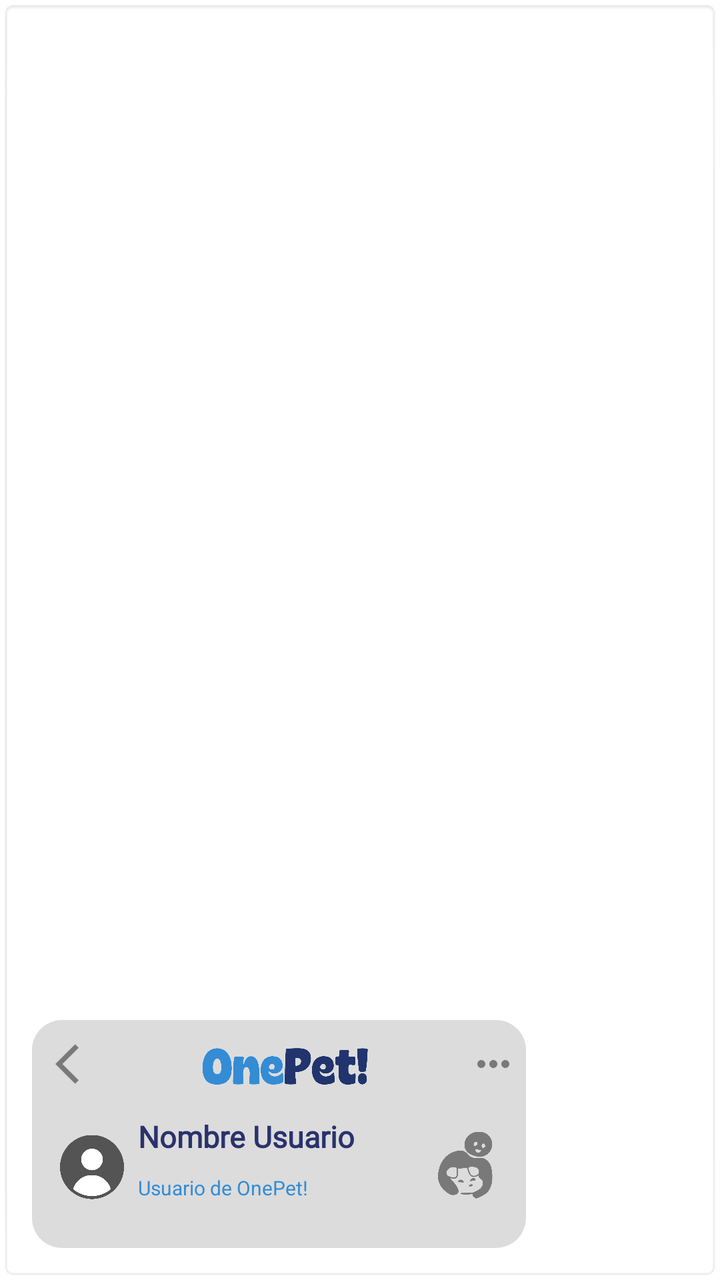
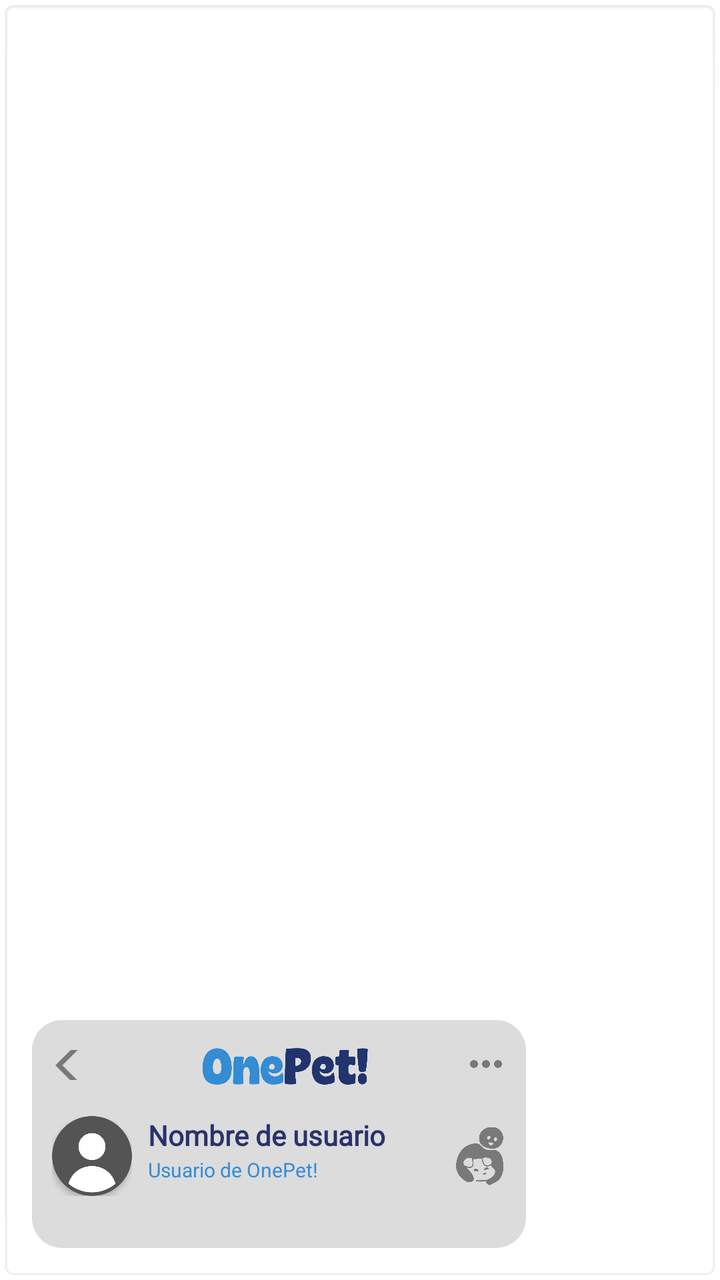

Before-and-after screenshots of an Android layout around one commit, followed by the original layout XML and the change that was made.
<!-- AndroidManifest.xml: application theme Theme.OnePetApp.NoActionBar -->
<!-- res/layout/nav_header_main.xml -->
<?xml version="1.0" encoding="utf-8"?>
<LinearLayout xmlns:android="http://schemas.android.com/apk/res/android"
    xmlns:app="http://schemas.android.com/apk/res-auto"
    xmlns:tools="http://schemas.android.com/tools"
    android:layout_width="match_parent"
    android:layout_height="200dp"
    android:background="@android:drawable/editbox_background"
    android:gravity="bottom"
    android:orientation="vertical"
    android:paddingLeft="@dimen/activity_horizontal_margin"
    android:paddingTop="@dimen/activity_vertical_margin"
    android:paddingRight="@dimen/activity_horizontal_margin"
    android:paddingBottom="@dimen/activity_vertical_margin"
    android:theme="@style/ThemeOverlay.AppCompat.Dark" >

    <LinearLayout
        android:layout_width="247dp"
        android:layout_height="114dp"
        android:background="@drawable/rectangulogris"
        android:orientation="vertical">

        <LinearLayout
            android:layout_width="match_parent"
            android:layout_height="48dp"
            android:backgroundTint="#B62E2E"
            android:orientation="vertical">

            <LinearLayout
                android:layout_width="match_parent"
                android:layout_height="match_parent"
                android:backgroundTint="#A64646"
                android:orientation="horizontal">

                <LinearLayout
                    android:layout_width="11dp"
                    android:layout_height="match_parent"
                    android:orientation="horizontal" />

                <LinearLayout
                    android:layout_width="25dp"
                    android:layout_height="match_parent"
                    android:orientation="horizontal" >

                    <ImageButton
                        android:id="@+id/btnCerrarDrawer"
                        android:layout_width="wrap_content"
                        android:layout_height="wrap_content"
                        android:layout_weight="1"
                        android:backgroundTint="#00FFFFFF"
                        android:tint="#797979"
                        app:srcCompat="@drawable/baseline_arrow_back_ios_24" />
                </LinearLayout>

                <LinearLayout
                    android:layout_width="183dp"
                    android:layout_height="match_parent"
                    android:orientation="horizontal">

                    <ImageView
                        android:id="@+id/imageView17"
                        android:layout_width="match_parent"
                        android:layout_height="wrap_content"
                        android:layout_weight="1"
                        app:srcCompat="@drawable/logoazul" />
                </LinearLayout>

                <LinearLayout
                    android:layout_width="23dp"
                    android:layout_height="match_parent"
                    android:orientation="horizontal" >

                    <ImageButton
                        android:id="@+id/imageButton5"
                        android:layout_width="wrap_content"
                        android:layout_height="wrap_content"
                        android:layout_weight="1"
                        android:backgroundTint="#00FFFFFF"
                        android:tint="#797979"
                        app:srcCompat="@drawable/baseline_more_horiz_24" />
                </LinearLayout>

                <LinearLayout
                    android:layout_width="match_parent"
                    android:layout_height="match_parent"
                    android:orientation="horizontal"></LinearLayout>
            </LinearLayout>

        </LinearLayout>

        <LinearLayout
            android:layout_width="match_parent"
            android:layout_height="match_parent"
            android:backgroundTint="#B64949"
            android:orientation="horizontal">

            <LinearLayout
                android:layout_width="14dp"
                android:layout_height="match_parent"
                android:orientation="horizontal" />

            <LinearLayout
                android:layout_width="match_parent"
                android:layout_height="match_parent"
                android:backgroundTint="#AC2121"
                android:orientation="horizontal">

                <LinearLayout
                    android:layout_width="39dp"
                    android:layout_height="match_parent"
                    android:orientation="horizontal">

                    <ImageView
                        android:id="@+id/imgMenu"
                        android:layout_width="wrap_content"
                        android:layout_height="51dp"
                        android:layout_weight="1"
                        app:srcCompat="@drawable/usericonosocuro" />

                    <LinearLayout
                        android:layout_width="7dp"
                        android:layout_height="match_parent"
                        android:orientation="horizontal"></LinearLayout>
                </LinearLayout>

                <LinearLayout
                    android:layout_width="142dp"
                    android:layout_height="match_parent"
                    android:orientation="vertical">

                    <TableRow
                        android:layout_width="match_parent"
                        android:layout_height="29dp">

                        <TextView
                            android:id="@+id/txtNombreUserMenu"
                            android:layout_width="wrap_content"
                            android:layout_height="match_parent"
                            android:fontFamily="@font/alata"
                            android:text="Nombre Usuario"
                            android:textAlignment="textStart"
                            android:textColor="#2A326C"
                            android:textSize="15sp"
                            android:textStyle="bold" />
                    </TableRow>

                    <TableRow
                        android:layout_width="match_parent"
                        android:layout_height="24dp">

                        <TextView
                            android:id="@+id/textView8"
                            android:layout_width="wrap_content"
                            android:layout_height="wrap_content"
                            android:text="Usuario de OnePet!"
                            android:textColor="#348CD5"
                            android:textSize="10sp" />
                    </TableRow>
                </LinearLayout>

                <LinearLayout
                    android:layout_width="39dp"
                    android:layout_height="match_parent"
                    android:orientation="horizontal">

                    <LinearLayout
                        android:layout_width="21dp"
                        android:layout_height="match_parent"
                        android:layout_weight="1"
                        android:orientation="horizontal"></LinearLayout>

                    <ImageView
                        android:id="@+id/imageView15"
                        android:layout_width="49dp"
                        android:layout_height="49dp"
                        android:layout_weight="1"
                        app:srcCompat="@drawable/logogrisclaro" />
                </LinearLayout>

            </LinearLayout>

            <LinearLayout
                android:layout_width="match_parent"
                android:layout_height="match_parent"
                android:orientation="horizontal"></LinearLayout>

        </LinearLayout>

        <LinearLayout
            android:layout_width="match_parent"
            android:layout_height="match_parent"
            android:orientation="vertical"></LinearLayout>

        <LinearLayout
            android:layout_width="match_parent"
            android:layout_height="match_parent"
            android:orientation="horizontal"></LinearLayout>
    </LinearLayout>

</LinearLayout>
<!-- resources referenced by this layout -->
<resources>
  <dimen name="activity_horizontal_margin">16dp</dimen>
  <dimen name="activity_vertical_margin">16dp</dimen>
  <!-- drawable baseline_arrow_back_ios_24 (drawable) -->
  <vector xmlns:android="http://schemas.android.com/apk/res/android" android:autoMirrored="true" android:height="24dp" android:tint="#000000" android:viewportHeight="24" android:viewportWidth="24" android:width="24dp">
        
      <path android:fillColor="@android:color/white" android:pathData="M11.67,3.87L9.9,2.1 0,12l9.9,9.9 1.77,-1.77L3.54,12z"/>
      
  </vector>
  <!-- drawable baseline_more_horiz_24 (drawable) -->
  <vector xmlns:android="http://schemas.android.com/apk/res/android" android:height="24dp" android:tint="#000000" android:viewportHeight="24" android:viewportWidth="24" android:width="24dp">
        
      <path android:fillColor="@android:color/white" android:pathData="M6,10c-1.1,0 -2,0.9 -2,2s0.9,2 2,2 2,-0.9 2,-2 -0.9,-2 -2,-2zM18,10c-1.1,0 -2,0.9 -2,2s0.9,2 2,2 2,-0.9 2,-2 -0.9,-2 -2,-2zM12,10c-1.1,0 -2,0.9 -2,2s0.9,2 2,2 2,-0.9 2,-2 -0.9,-2 -2,-2z"/>
      
  </vector>
  <!-- drawable logoazul: png bitmap (drawable, 136513 bytes) -->
  <!-- drawable logogrisclaro: png bitmap (drawable, 51338 bytes) -->
  <!-- drawable rectangulogris (drawable) -->
  <?xml version="1.0" encoding="utf-8"?>
  <selector xmlns:android="http://schemas.android.com/apk/res/android">
      <item>
          <shape>
              <gradient
                  android:startColor="#DCDCDC"
                  android:endColor="#DCDCDC">
              </gradient>
              <corners android:radius="15dp"></corners>
          </shape>
      </item>
  </selector>
  <!-- drawable usericonosocuro: png bitmap (drawable, 19550 bytes) -->
  <style name="Theme.OnePetApp.NoActionBar">
          <item name="windowActionBar">false</item>
          <item name="windowNoTitle">true</item>
      </style>
</resources>

<!-- the commit's change to res/layout/nav_header_main.xml (unified diff, before → after) -->
@@ -43,11 +43,12 @@
 
                     <ImageButton
                         android:id="@+id/btnCerrarDrawer"
-                        android:layout_width="wrap_content"
-                        android:layout_height="wrap_content"
-                        android:layout_weight="1"
+                        android:layout_width="15dp"
+                        android:layout_height="15dp"
+                        android:layout_weight="1"
+                        android:layout_marginTop="15dp"
                         android:backgroundTint="#00FFFFFF"
-                        android:tint="#797979"
+                        app:tint="#797979"
                         app:srcCompat="@drawable/baseline_arrow_back_ios_24" />
                 </LinearLayout>
 
@@ -65,7 +66,7 @@
                 </LinearLayout>
 
                 <LinearLayout
-                    android:layout_width="23dp"
+                    android:layout_width="match_parent"
                     android:layout_height="match_parent"
                     android:orientation="horizontal" >
 
@@ -75,14 +76,11 @@
                         android:layout_height="wrap_content"
                         android:layout_weight="1"
                         android:backgroundTint="#00FFFFFF"
-                        android:tint="#797979"
+                        android:layout_marginRight="12dp"
+                        app:tint="#797979"
                         app:srcCompat="@drawable/baseline_more_horiz_24" />
                 </LinearLayout>
 
-                <LinearLayout
-                    android:layout_width="match_parent"
-                    android:layout_height="match_parent"
-                    android:orientation="horizontal"></LinearLayout>
             </LinearLayout>
 
         </LinearLayout>
@@ -93,10 +91,7 @@
             android:backgroundTint="#B64949"
             android:orientation="horizontal">
 
-            <LinearLayout
-                android:layout_width="14dp"
-                android:layout_height="match_parent"
-                android:orientation="horizontal" />
+
 
             <LinearLayout
                 android:layout_width="match_parent"
@@ -105,21 +100,27 @@
                 android:orientation="horizontal">
 
                 <LinearLayout
-                    android:layout_width="39dp"
-                    android:layout_height="match_parent"
+                    android:layout_width="40dp"
+                    android:layout_height="40dp"
+                    android:layout_marginRight="8dp"
+                    android:layout_marginLeft="10dp"
                     android:orientation="horizontal">
 
-                    <ImageView
-                        android:id="@+id/imgMenu"
-                        android:layout_width="wrap_content"
-                        android:layout_height="51dp"
-                        android:layout_weight="1"
-                        app:srcCompat="@drawable/usericonosocuro" />
-
-                    <LinearLayout
-                        android:layout_width="7dp"
-                        android:layout_height="match_parent"
-                        android:orientation="horizontal"></LinearLayout>
+                    <androidx.cardview.widget.CardView
+                        android:layout_width="40dp"
+                        android:layout_height="40dp"
+                        app:cardCornerRadius="150dp">
+
+                        <ImageView
+                            android:id="@+id/imgMenu"
+                            android:layout_width="match_parent"
+                            android:layout_height="match_parent"
+                            android:layout_weight="1"
+                            android:scaleType="centerCrop"
+                            app:srcCompat="@drawable/usericonosocuro" />
+
+                    </androidx.cardview.widget.CardView>
+
                 </LinearLayout>
 
                 <LinearLayout
@@ -129,17 +130,17 @@
 
                     <TableRow
                         android:layout_width="match_parent"
-                        android:layout_height="29dp">
+                        android:layout_height="20dp">
 
                         <TextView
                             android:id="@+id/txtNombreUserMenu"
                             android:layout_width="wrap_content"
-                            android:layout_height="match_parent"
+                            android:layout_height="wrap_content"
                             android:fontFamily="@font/alata"
-                            android:text="Nombre Usuario"
+                            android:text="Nombre de usuario"
                             android:textAlignment="textStart"
                             android:textColor="#2A326C"
-                            android:textSize="15sp"
+                            android:textSize="14sp"
                             android:textStyle="bold" />
                     </TableRow>
 
@@ -170,8 +171,8 @@
 
                     <ImageView
                         android:id="@+id/imageView15"
-                        android:layout_width="49dp"
-                        android:layout_height="49dp"
+                        android:layout_width="40dp"
+                        android:layout_height="40dp"
                         android:layout_weight="1"
                         app:srcCompat="@drawable/logogrisclaro" />
                 </LinearLayout>
